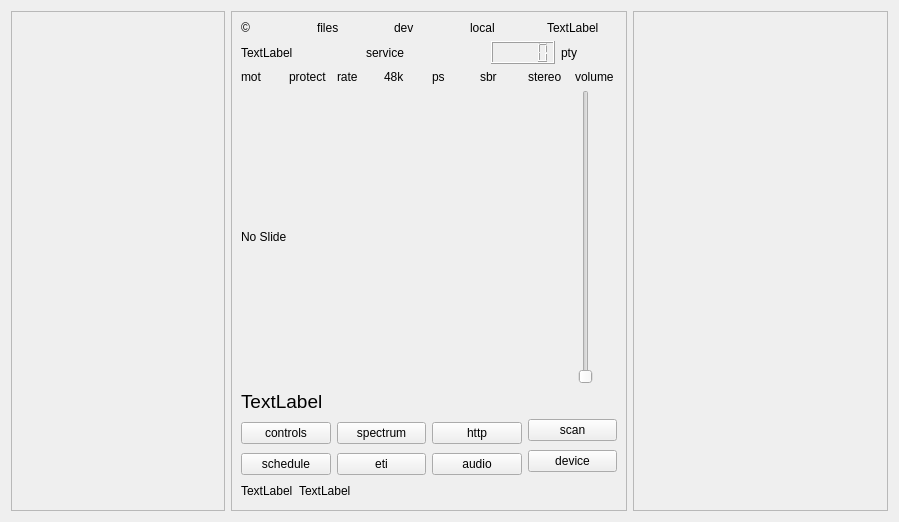
JvanKatwijk/qt-dab, file sources/main/forms-v7/dabradio-6.ui: the form before one commit.
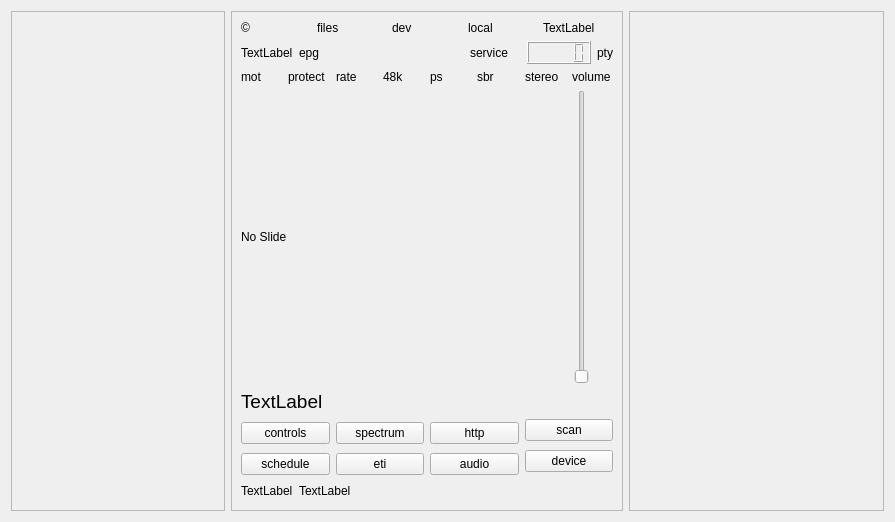
The form after the commit. Custom widgets are drawn as their Qt base class.

Patch:
```diff
--- a/sources/main/forms-v7/dabradio-6.ui
+++ b/sources/main/forms-v7/dabradio-6.ui
@@ -6,13 +6,13 @@
    <rect>
     <x>0</x>
     <y>0</y>
-    <width>875</width>
+    <width>870</width>
     <height>500</height>
    </rect>
   </property>
   <property name="maximumSize">
    <size>
-    <width>875</width>
+    <width>870</width>
     <height>500</height>
    </size>
   </property>
@@ -46,13 +46,13 @@
     <widget class="QFrame" name="frame">
      <property name="minimumSize">
       <size>
-       <width>396</width>
+       <width>392</width>
        <height>500</height>
       </size>
      </property>
      <property name="maximumSize">
       <size>
-       <width>396</width>
+       <width>391</width>
        <height>500</height>
       </size>
      </property>
@@ -135,10 +135,23 @@
            <string>&lt;html&gt;&lt;head/&gt;&lt;body&gt;&lt;p&gt;The EPG label is shown only if in the ensemble of the currently selected channel an EPG/SPI service is detected. Clicking on the label controls the visibility of the time table handler.&lt;/p&gt;&lt;/body&gt;&lt;/html&gt;</string>
           </property>
           <property name="text">
-           <string/>
+           <string>epg</string>
           </property>
          </widget>
         </item>
+        <item>
+         <spacer name="horizontalSpacer_2">
+          <property name="orientation">
+           <enum>Qt::Orientation::Horizontal</enum>
+          </property>
+          <property name="sizeHint" stdset="0">
+           <size>
+            <width>40</width>
+            <height>20</height>
+           </size>
+          </property>
+         </spacer>
+        </item>
         <item>
          <widget class="clickablelabel" name="serviceLabel">
           <property name="toolTip">
```
Left out of the diff: 2 changed lines with no effect on the pictures.
